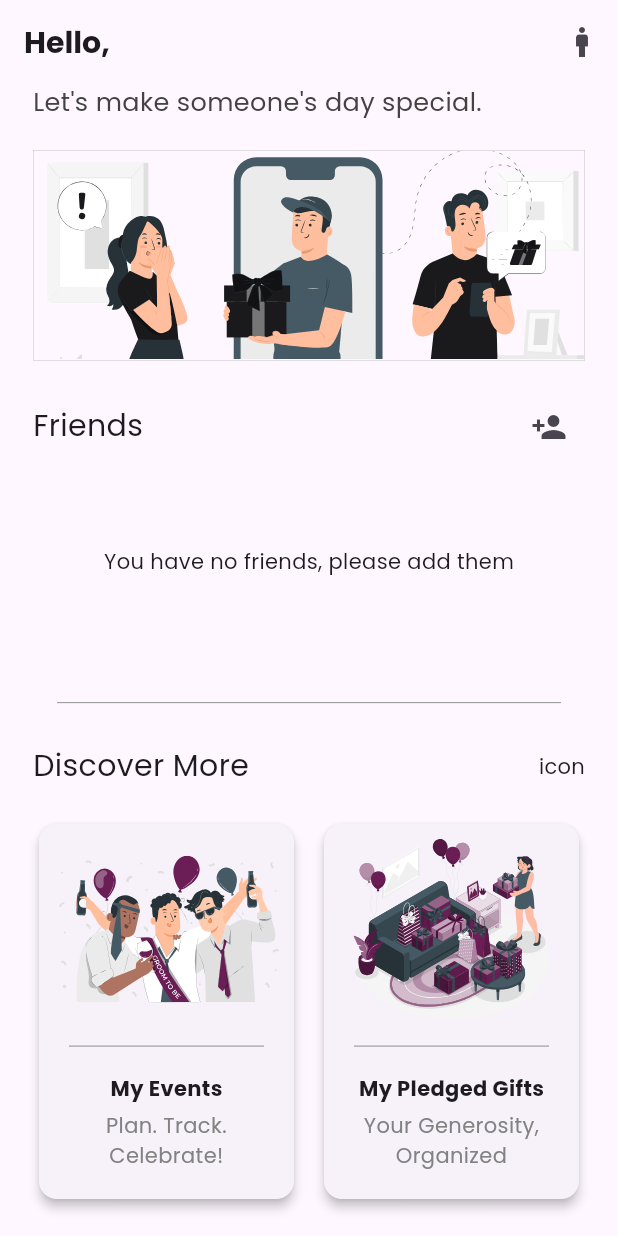
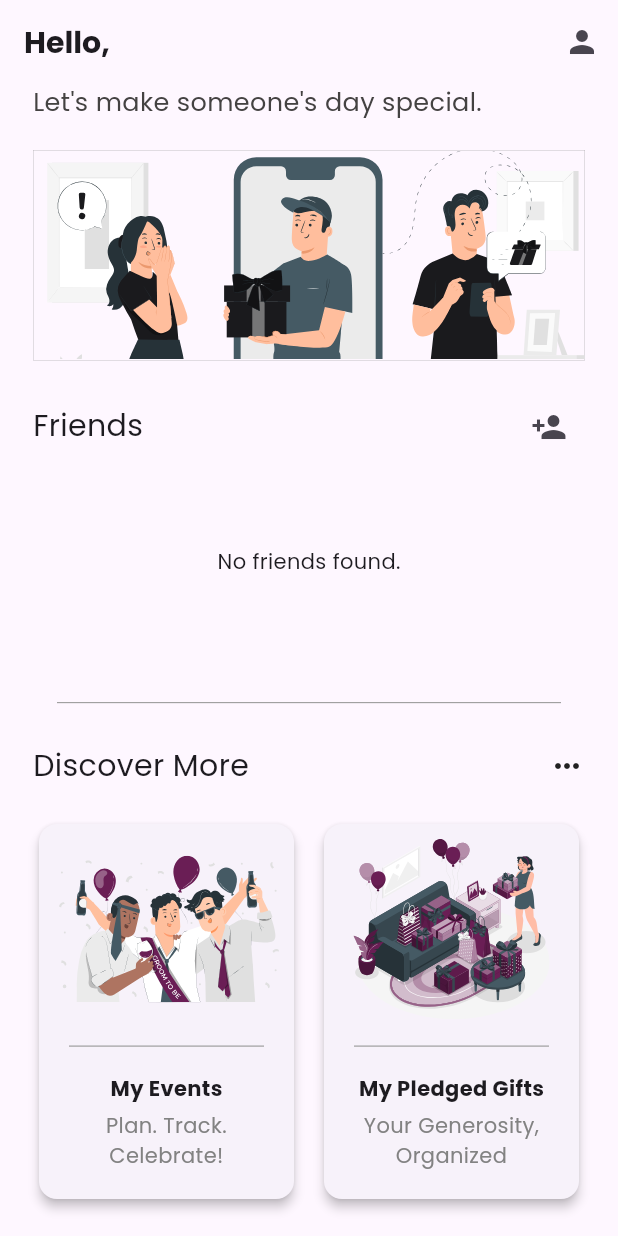
Before and after one commit to seif32/flutter-gift-management, a Flutter app: the HomeScreen screen opened directly with empty values, on a phone screen of 412 x 824 dp. Run offline on Flutter 3.47's test engine with Material 3 defaults, Android fonts, the phone set to English and light mode, and no system bars; our stand-ins replace cloud_firestore, firebase_auth, firebase_core, flutter_svg, sqflite; accounts and stored records are empty.

Commit message:
Fix bug in loading friends

```diff
--- a/lib/screens/home_screen.dart
+++ b/lib/screens/home_screen.dart
@@ -6,19 +6,39 @@ import 'package:hedieaty/screens/friends_list_screen.dart';
 import 'package:hedieaty/screens/my_pledged_gifts_screeen.dart';
 import 'package:hedieaty/screens/profile_screen.dart';
 import 'package:hedieaty/screens/user_events_screen.dart';
+import 'package:hedieaty/services/firestore_services.dart';
 import 'package:intl/intl.dart';
 
-class HomeScreen extends StatelessWidget {
+class HomeScreen extends StatefulWidget {
   final AppUser user;
 
   const HomeScreen({super.key, required this.user});
+
+  @override
+  State<HomeScreen> createState() => _HomeScreenState();
+}
+
+class _HomeScreenState extends State<HomeScreen> {
+  late Future<List<dynamic>> _giftsFuture;
+
+  @override
+  void initState() {
+    super.initState();
+    _loadFriends();
+  }
+
+  void _loadFriends() {
+    setState(() {
+      _giftsFuture = FirestoreService.getFriendsWithDetails(widget.user.id);
+    });
+  }
 
   @override
   Widget build(BuildContext context) {
     return Scaffold(
       appBar: AppBar(
         title: Text(
-          "Hello, ${toBeginningOfSentenceCase(user.name)}",
+          "Hello, ${toBeginningOfSentenceCase(widget.user.name)}",
           style: const TextStyle(fontSize: 20, fontWeight: FontWeight.bold),
         ),
         actions: [
@@ -28,11 +48,13 @@ class HomeScreen extends StatelessWidget {
                 context,
                 MaterialPageRoute(
                   builder: (context) => ProfileScreen(
-                            user: user,
-                          )),
+                    user: widget.user,
+                  ),
+                ),
               );
             },
-              icon: Icon(Icons.man))
+            icon: const Icon(Icons.person),
+          ),
         ],
       ),
       body: Padding(
@@ -44,17 +66,19 @@ class HomeScreen extends StatelessWidget {
             const Text(
               "Let's make someone's day special.",
               style: TextStyle(
-                  fontSize: 17, color: Color.fromARGB(255, 68, 66, 66)),
+                fontSize: 17,
+                color: Color.fromARGB(255, 68, 66, 66),
+              ),
               textAlign: TextAlign.left,
             ),
-            SizedBox(
-              height: 20,
-            ),
+            const SizedBox(height: 20),
             Center(
               child: Container(
                 decoration: BoxDecoration(
                   border: Border.all(
-                      color: Colors.grey, width: 0.2), // Thin black border
+                    color: Colors.grey,
+                    width: 0.2,
+                  ), // Thin black border
                 ),
                 child: SvgPicture.asset(
                   'assets/images/home.svg',
@@ -62,9 +86,7 @@ class HomeScreen extends StatelessWidget {
                 ),
               ),
             ),
-            SizedBox(
-              height: 20,
-            ),
+            const SizedBox(height: 20),
             Container(
               height: 180, // Set your desired height
               child: Column(
@@ -84,7 +106,7 @@ class HomeScreen extends StatelessWidget {
                             showModalBottomSheet(
                               context: context,
                               builder: (context) => AddFriendScreen(
-                                userId: user.id,
+                                userId: widget.user.id,
                                 height: 200,
                               ),
                               shape: const RoundedRectangleBorder(
@@ -93,190 +115,138 @@ class HomeScreen extends StatelessWidget {
                                 ),
                               ),
                               isScrollControlled: true,
-                            );
+                            ).then((_) => _loadFriends());
                           },
                           icon: const Icon(Icons.person_add),
-                        )
+                        ),
                       ],
                     ),
                   ),
-                  Expanded(child: FriendsListScreen(userId: user.id))
+                  Expanded(
+                    child: FutureBuilder<List<dynamic>>(
+                      future: _giftsFuture,
+                      builder: (context, snapshot) {
+                        if (snapshot.connectionState ==
+                            ConnectionState.waiting) {
+                          return const Center(
+                              child: CircularProgressIndicator());
+                        } else if (snapshot.hasError) {
+                          return const Center(
+                              child: Text("Error loading friends."));
+                        } else if (!snapshot.hasData ||
+                            snapshot.data!.isEmpty) {
+                          return const Center(child: Text("No friends found."));
+                        }
+                        return FriendsListScreen(
+                          userId: widget.user.id,
+                        );
+                      },
+                    ),
+                  ),
                 ],
               ),
             ),
-            SizedBox(
-              height: 20,
+            const SizedBox(height: 20),
+            const Divider(
+              color: Colors.grey,
+              thickness: 0.75,
+              indent: 16,
+              endIndent: 16,
             ),
-            const Divider(
-              color: Colors.grey, // Set the color of the line
-              thickness: 0.75, // Set the thickness of the line
-              indent: 16, // Set the left padding
-              endIndent: 16, // Set the right padding
+            const SizedBox(height: 20),
+            _buildDiscoverMoreSection(),
+          ],
         ),
-            SizedBox(
-              height: 20,
       ),
-            Container(
-              child: Column(
+    );
+  }
+
+  Widget _buildDiscoverMoreSection() {
+    return Column(
       children: [
         Row(
           mainAxisAlignment: MainAxisAlignment.spaceBetween,
-                    children: [
-                      Text(
-                        "Discover More",
-                        style: TextStyle(fontSize: 20),
-                      ),
-                      Text("icon")
+          children: const [
+            Text("Discover More", style: TextStyle(fontSize: 20)),
+            Icon(Icons.more_horiz),
           ],
         ),
-                  SizedBox(
-                    height: 20,
-                  ),
+        const SizedBox(height: 20),
         Row(
           mainAxisAlignment: MainAxisAlignment.spaceBetween,
           children: [
-                      InkWell(
+            _buildDiscoverCard(
+              title: "My Events",
+              subtitle: "Plan. Track. Celebrate!",
+              imagePath: 'assets/images/home1.svg',
               onTap: () {
                 Navigator.push(
                   context,
                   MaterialPageRoute(
                     builder: (context) =>
-                                  UserEventsScreen(userId: user.id),
+                        UserEventsScreen(userId: widget.user.id),
                   ),
                 );
               },
-                        child: Card(
-                          elevation: 3,
-                          child: Container(
-                            padding: EdgeInsets.all(10),
-                            // color: Colors.red,
-                            height: 250,
-                            width: 170,
-                            child: Column(
-                              children: [
-                                SvgPicture.asset(
-                                  'assets/images/home1.svg',
-                                  height: 120,
             ),
-                                SizedBox(
-                                  height: 10,
-                                ),
-                                const Divider(
-                                  color:
-                                      Colors.grey, // Set the color of the line
-                                  thickness:
-                                      0.8, // Set the thickness of the line
-                                  indent: 10, // Set the left padding
-                                  endIndent: 10, // Set the right padding
-                                ),
-                                const SizedBox(
-                                  height: 10,
-                                ),
-                                const Text(
-                                  "My Events",
-                                  textAlign: TextAlign.left,
-                                  style: TextStyle(fontWeight: FontWeight.bold),
-                                ),
-                                const SizedBox(
-                                  height: 5,
-                                ),
-                                const Text(
-                                  "Plan. Track. Celebrate!",
-                                  textAlign: TextAlign.center,
-                                  style: TextStyle(
-                                      color:
-                                          Color.fromARGB(255, 130, 130, 130)),
-                                )
-                              ],
-                            ),
-                          ),
-                        ),
-                      ),
-                      InkWell(
+            _buildDiscoverCard(
+              title: "My Pledged Gifts",
+              subtitle: "Your Generosity, Organized",
+              imagePath: 'assets/images/home2.svg',
               onTap: () {
                 Navigator.push(
                   context,
                   MaterialPageRoute(
                     builder: (context) =>
-                                  MyPledgedGiftsPage(userId: user.id),
+                        MyPledgedGiftsPage(userId: widget.user.id),
                   ),
                 );
               },
+            ),
+          ],
+        ),
+      ],
+    );
+  }
+
+  Widget _buildDiscoverCard({
+    required String title,
+    required String subtitle,
+    required String imagePath,
+    required VoidCallback onTap,
+  }) {
+    return InkWell(
+      onTap: onTap,
       child: Card(
         elevation: 3,
         child: Container(
-                            padding: EdgeInsets.all(10),
-                            // color: Colors.red,
+          padding: const EdgeInsets.all(10),
           height: 250,
           width: 170,
           child: Column(
             children: [
-                                SvgPicture.asset(
-                                  'assets/images/home2.svg',
-                                  height: 120,
+              SvgPicture.asset(imagePath, height: 120),
+              const SizedBox(height: 10),
+              const Divider(
+                color: Colors.grey,
+                thickness: 0.8,
+                indent: 10,
+                endIndent: 10,
               ),
-                                SizedBox(
-                                  height: 10,
+              const SizedBox(height: 10),
+              Text(title, style: const TextStyle(fontWeight: FontWeight.bold)),
+              const SizedBox(height: 5),
+              Text(
+                subtitle,
+                textAlign: TextAlign.center,
+                style: const TextStyle(
+                  color: Color.fromARGB(255, 130, 130, 130),
                 ),
-                                const Divider(
-                                  color:
-                                      Colors.grey, // Set the color of the line
-                                  thickness:
-                                      0.8, // Set the thickness of the line
-                                  indent: 10, // Set the left padding
-                                  endIndent: 10, // Set the right padding
               ),
-                                const SizedBox(
-                                  height: 10,
-                                ),
-                                const Text(
-                                  "My Pledged Gifts",
-                                  textAlign: TextAlign.left,
-                                  style: TextStyle(fontWeight: FontWeight.bold),
-                                ),
-                                const SizedBox(
-                                  height: 5,
-                                ),
-                                const Text(
-                                  "Your Generosity, Organized",
-                                  textAlign: TextAlign.center,
-                                  style: TextStyle(
-                                      color:
-                                          Color.fromARGB(255, 130, 130, 130)),
-                                )
             ],
           ),
         ),
       ),
-                      ),
-                    ],
-                  )
-                ],
-              ),
-            ),
-            // ElevatedButton(
-            //   onPressed:
-            //   child: const Text('View My Pledged Gifts'),
-            // ),
-            // ElevatedButton(
-            //   onPressed:
-            //   child: const Text('View My Events'),
-            // ),
-          ],
-        ),
-      ),
-      // floatingActionButton: FloatingActionButton(
-      //   backgroundColor: AppColors.primary,
-      //   foregroundColor: Colors.white,
-      //   onPressed: () {
-      //     Navigator.of(context).push(
-      //       MaterialPageRoute(
-      //         builder: (ctx) => AddEventScreen(),
-      //       ),
-      //     );
-      //   },
-      //   child: const Icon(Icons.card_giftcard),
-      // ),
     );
   }
 }
--- a/lib/screens/user_events_screen.dart
+++ b/lib/screens/user_events_screen.dart
@@ -19,6 +19,7 @@ class UserEventsScreen extends StatefulWidget {
 
 class _UserEventsScreenState extends State<UserEventsScreen> {
   late Future<List<Event>> _eventsFuture;
+  // ignore: unused_field
   String _sortCriteria = 'name'; // Default sorting criteria
   Color _nameButtonColor = AppColors.secondary; // Default color for name
   Color _dateButtonColor = Colors.grey; // Default color for date
```
Also changed, not shown: lib/screens/test.dart (deleted, +0 -86 lines), lib/services/firestore_services.dart (+0 -14 lines), lib/widgets/test.dart (added, +32 -0 lines). Lines whose indentation alone changed are shown as unchanged.
